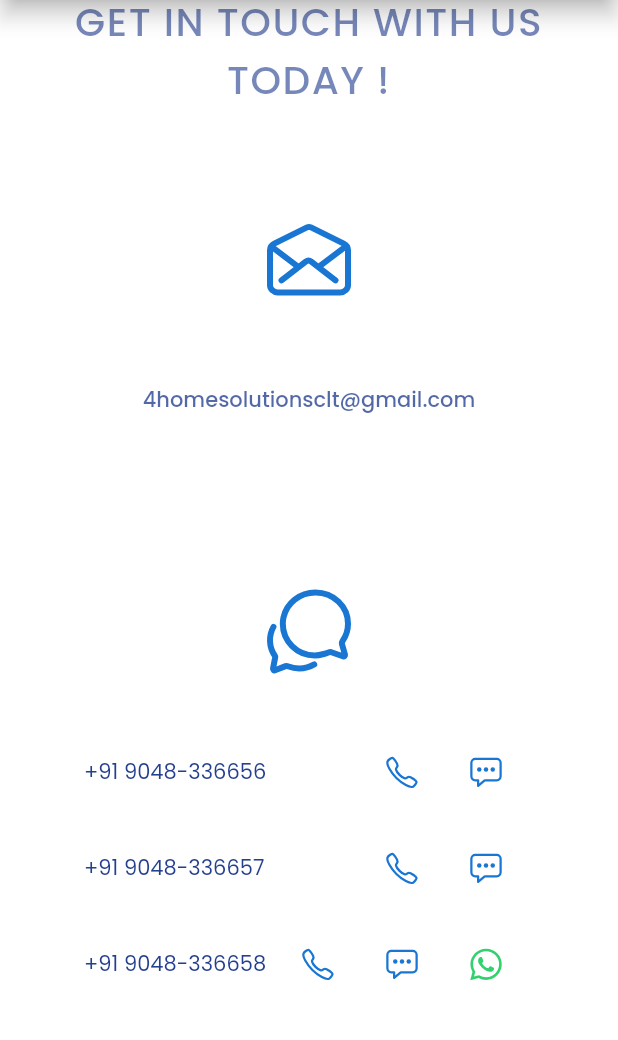
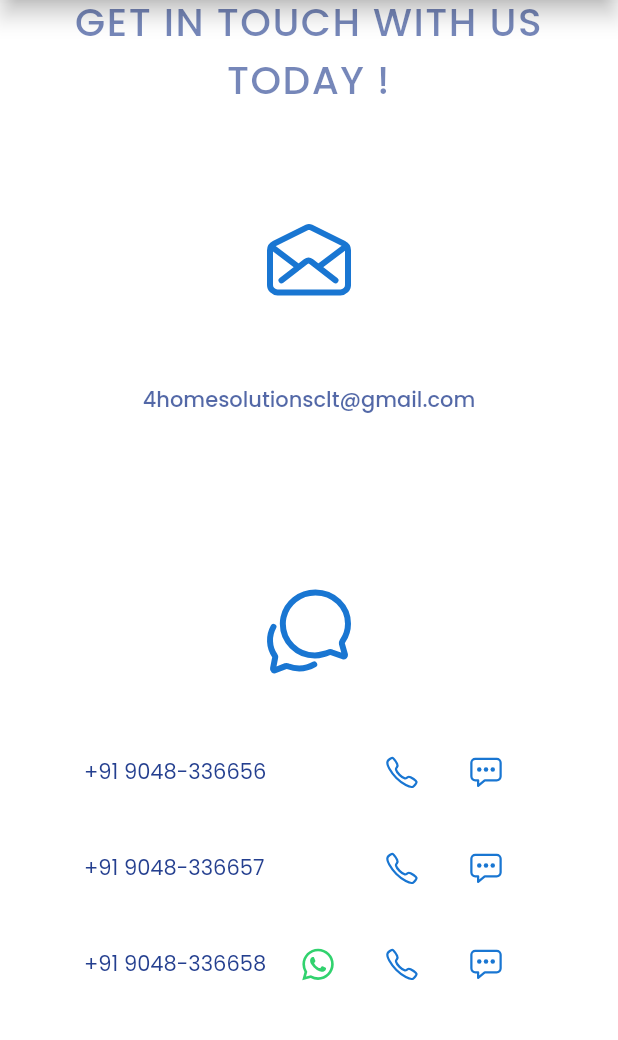
Before and after one commit to rithviknishad/home_solutions_kozhikode, a Flutter app: the screen it shows after launch, scrolled down 1146 dp, on a phone screen of 412 x 824 dp, the part 91-1131 px from its top. Run offline on Flutter 3.47's test engine with Material 2 defaults, Android fonts, the phone set to English and light mode, and no system bars; our stand-ins replace auto_route, ionicons; missing offline and left inert: flutter_animator; project files that could hold a hidden picture were left out.

Commit message:
pos swaps

```diff
--- a/lib/home_solutions.dart
+++ b/lib/home_solutions.dart
@@ -25,9 +25,9 @@ class HomeSolutions extends StatelessWidget {
       'sms': Uri(scheme: 'sms', path: '+91 9048-336657'),
     },
     "+91 9048-336658": {
+      'whatsapp': Uri(scheme: 'wa.me', path: '+91 9048-336658'),
       'call': Uri(scheme: 'tel', path: '+91 9048-336658'),
       'sms': Uri(scheme: 'sms', path: '+91 9048-336658'),
-      'whatsapp': Uri(scheme: 'sms', path: '+91 9048-336658'),
     },
   };
 
```
